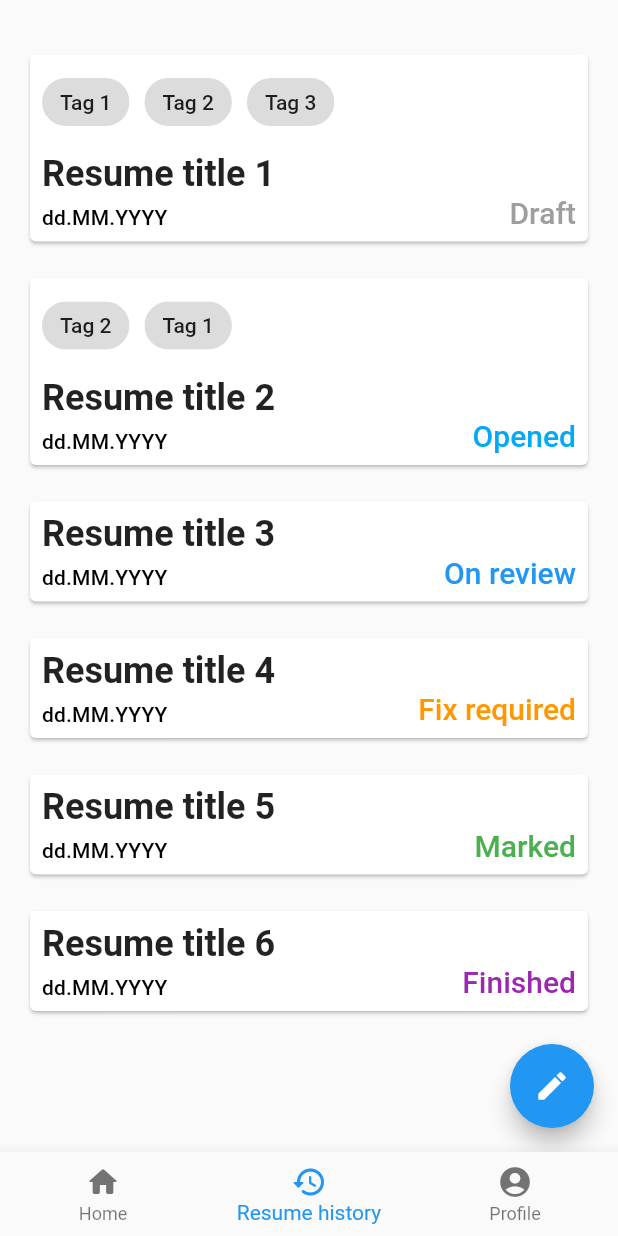
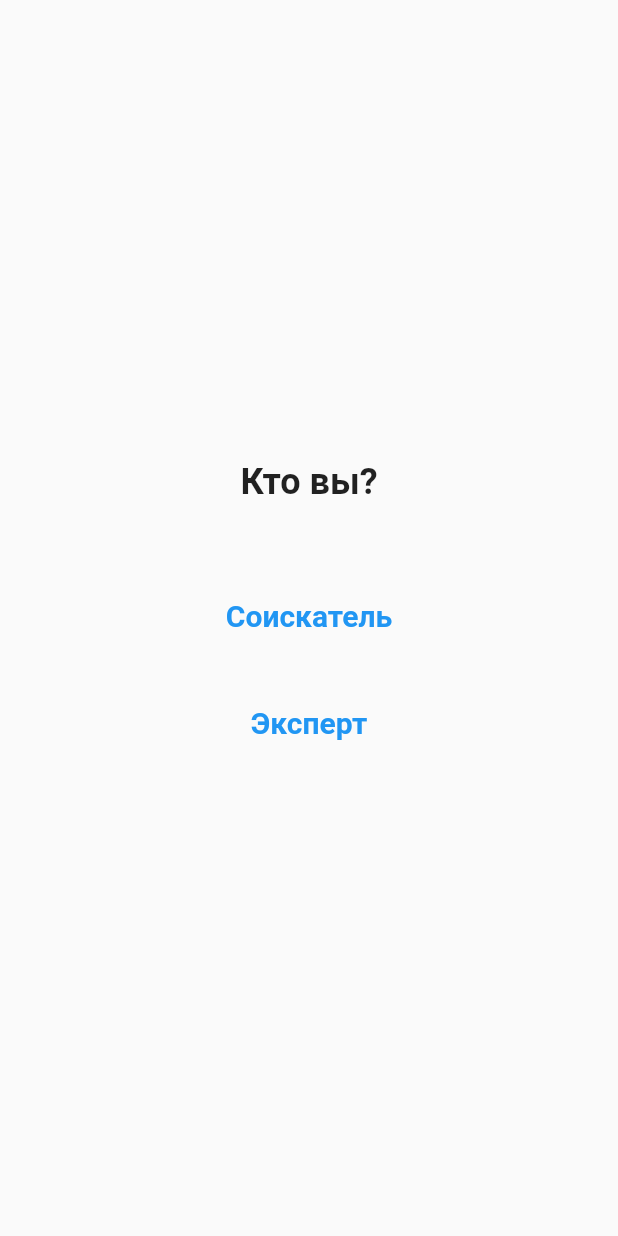
Before and after one commit to C-Viewer/CViewer, a Flutter app: the screen it shows after launch, on a phone screen of 412 x 824 dp. Run offline on Flutter 3.47's test engine with Material 2 defaults, Android fonts, the light colour scheme and no system bars; our stand-ins replace go_router.

Commit message:
[Frontend] Use GoRouter for navigation, add simple auth page

```diff
--- /dev/null
+++ b/cviewer_frontend/lib/constants/route_constants.dart
@@ -0,0 +1,24 @@
+class RoutePaths {
+  RoutePaths._();
+
+  static const auth = '/auth';
+
+  static const session = '/';
+  static const main = ':${RouteParams.userType}';
+  static const resume = 'resume/:${RouteParams.resumeId}';
+}
+
+class RouteNames {
+  RouteNames._();
+
+  static const session = 'session';
+  static const main = 'main';
+  static const resume = 'resume';
+}
+
+class RouteParams {
+  RouteParams._();
+
+  static const resumeId = 'resume_id';
+  static const userType = 'user_type';
+}
--- a/cviewer_frontend/lib/presentation/app.dart
+++ b/cviewer_frontend/lib/presentation/app.dart
@@ -1,9 +1,12 @@
+import 'package:cviewer_frontend/constants/route_constants.dart';
 import 'package:cviewer_frontend/data/repositories/mock_user_repository.dart';
-import 'package:cviewer_frontend/presentation/route_paths.dart';
-import 'package:cviewer_frontend/presentation/screens/main_screen.dart';
-import 'package:cviewer_frontend/presentation/screens/resume/applicant_resume_screen.dart';
+import 'package:cviewer_frontend/presentation/pages/auth/auth_page.dart';
+import 'package:cviewer_frontend/presentation/pages/session/main/main_page.dart';
+import 'package:cviewer_frontend/presentation/pages/session/resume/resume_page.dart';
+import 'package:cviewer_frontend/presentation/pages/session/session_page.dart';
 import 'package:cviewer_frontend/presentation/widgets/user/user_provider.dart';
 import 'package:flutter/material.dart';
+import 'package:go_router/go_router.dart';
 
 class App extends StatelessWidget {
   const App({super.key});
@@ -12,31 +15,46 @@ class App extends StatelessWidget {
   Widget build(BuildContext context) {
     return UserProvider(
       user: mockUser,
-      child: MaterialApp(
+      child: MaterialApp.router(
         title: 'CViewer',
         theme: ThemeData(
           primarySwatch: Colors.blue,
         ),
-        initialRoute: RoutePaths.main,
-        onGenerateRoute: (settings) {
-          switch (settings.name) {
-            case RoutePaths.main:
-              return MaterialPageRoute(
-                settings: settings,
-                builder: (_) => const MainScreen(),
-              );
-            case RoutePaths.applicantResume:
-              return MaterialPageRoute(
-                settings: settings,
-                builder: (_) => ApplicantResumeScreen(
-                  resumeId: settings.arguments as int,
-                ),
-              );
-            default:
-              return null;
-          }
-        },
+        routerConfig: _appRouter,
       ),
     );
   }
 }
+
+final _appRouter = GoRouter(
+  initialLocation: RoutePaths.auth,
+  routes: [
+    // Auth
+    GoRoute(
+      path: RoutePaths.auth,
+      builder: (_, __) => const AuthPage(),
+    ),
+    // Session
+    GoRoute(
+      path: RoutePaths.session,
+      name: RouteNames.session,
+      builder: (_, __) => const SessionPage(),
+      routes: [
+        // Main
+        GoRoute(
+          path: RoutePaths.main,
+          name: RouteNames.main,
+          builder: (_, __) => const MainPage(),
+        ),
+        // Resume
+        GoRoute(
+          path: RoutePaths.resume,
+          name: RouteNames.resume,
+          builder: (_, s) => ResumePage(
+            resumeId: int.parse(s.params[RouteParams.resumeId]!),
+          ),
+        ),
+      ],
+    ),
+  ],
+);
--- /dev/null
+++ b/cviewer_frontend/lib/presentation/pages/auth/auth_page.dart
@@ -0,0 +1,59 @@
+import 'package:cviewer_frontend/constants/route_constants.dart';
+import 'package:cviewer_frontend/constants/text_styles.dart';
+import 'package:flutter/material.dart';
+import 'package:go_router/go_router.dart';
+
+class AuthPage extends StatelessWidget {
+  const AuthPage({super.key});
+
+  @override
+  Widget build(BuildContext context) {
+    return Scaffold(
+      body: Column(
+        mainAxisAlignment: MainAxisAlignment.center,
+        crossAxisAlignment: CrossAxisAlignment.stretch,
+        children: [
+          // Label
+          const Text(
+            'Кто вы?',
+            textAlign: TextAlign.center,
+            style: TextStyles.titleXXL,
+          ),
+          const SizedBox(height: 40),
+          // Button
+          TextButton(
+            onPressed: () => context.replaceNamed(
+              RouteNames.main,
+              params: {
+                RouteParams.userType: 'applicant',
+              },
+            ),
+            child: const Padding(
+              padding: EdgeInsets.all(16),
+              child: Text(
+                'Соискатель',
+                style: TextStyles.titleL,
+              ),
+            ),
+          ),
+          // Button
+          TextButton(
+            onPressed: () => context.replaceNamed(
+              RouteNames.main,
+              params: {
+                RouteParams.userType: 'expert',
+              },
+            ),
+            child: const Padding(
+              padding: EdgeInsets.all(16),
+              child: Text(
+                'Эксперт',
+                style: TextStyles.titleL,
+              ),
+            ),
+          ),
+        ],
+      ),
+    );
+  }
+}
--- a/cviewer_frontend/lib/presentation/screens/home/applicant_home_screen.dart
+++ b/cviewer_frontend/lib/presentation/pages/session/main/home/home_page.dart
@@ -1,14 +1,14 @@
 import 'package:flutter/material.dart';
 
-class ApplicantHomeScreen extends StatelessWidget {
-  const ApplicantHomeScreen({super.key});
+class HomePage extends StatelessWidget {
+  const HomePage({super.key});
 
   @override
   Widget build(BuildContext context) {
     return const Scaffold(
       body: Center(
         child: Text(
-          'Home - Applicant',
+          'Home',
         ),
       ),
     );
--- a/cviewer_frontend/lib/presentation/screens/main_screen.dart
+++ b/cviewer_frontend/lib/presentation/pages/session/main/main_page.dart
@@ -1,26 +1,26 @@
-import 'package:cviewer_frontend/presentation/screens/home/applicant_home_screen.dart';
-import 'package:cviewer_frontend/presentation/screens/profile/applicant_profile_screen.dart';
-import 'package:cviewer_frontend/presentation/screens/resume/applicant_resume_history_screen.dart';
+import 'package:cviewer_frontend/presentation/pages/session/main/home/home_page.dart';
+import 'package:cviewer_frontend/presentation/pages/session/main/profile/profile_page.dart';
+import 'package:cviewer_frontend/presentation/pages/session/main/resume_history/resume_history_page.dart';
 import 'package:flutter/material.dart';
 
-class MainScreen extends StatefulWidget {
-  const MainScreen({super.key});
+class MainPage extends StatefulWidget {
+  const MainPage({super.key});
 
   @override
-  State<MainScreen> createState() => _MainScreenState();
+  State<MainPage> createState() => _MainPageState();
 }
 
-class _MainScreenState extends State<MainScreen> {
+class _MainPageState extends State<MainPage> {
   var _currentTabIndex = 1;
 
   Widget _buildTab(BuildContext context) {
     switch (_currentTabIndex) {
       case 0:
-        return const ApplicantHomeScreen();
+        return const HomePage();
       case 1:
-        return const ApplicantResumeHistoryScreen();
+        return const ResumeHistoryPage();
       default:
-        return const ApplicantProfileScreen();
+        return const ProfilePage();
     }
   }
 
--- a/cviewer_frontend/lib/presentation/screens/profile/applicant_profile_screen.dart
+++ b/cviewer_frontend/lib/presentation/pages/session/main/profile/profile_page.dart
@@ -1,8 +1,8 @@
 import 'package:cviewer_frontend/presentation/widgets/user/user_provider.dart';
 import 'package:flutter/material.dart';
 
-class ApplicantProfileScreen extends StatelessWidget {
-  const ApplicantProfileScreen({super.key});
+class ProfilePage extends StatelessWidget {
+  const ProfilePage({super.key});
 
   @override
   Widget build(BuildContext context) {
--- a/cviewer_frontend/lib/presentation/screens/resume/applicant_resume_history_screen.dart
+++ b/cviewer_frontend/lib/presentation/pages/session/main/resume_history/resume_history_page.dart
@@ -2,8 +2,8 @@ import 'package:cviewer_frontend/data/repositories/mock_resume_repository.dart';
 import 'package:cviewer_frontend/presentation/widgets/resume/resume_list.dart';
 import 'package:flutter/material.dart';
 
-class ApplicantResumeHistoryScreen extends StatelessWidget {
-  const ApplicantResumeHistoryScreen({super.key});
+class ResumeHistoryPage extends StatelessWidget {
+  const ResumeHistoryPage({super.key});
 
   @override
   Widget build(BuildContext context) {
--- a/cviewer_frontend/lib/presentation/screens/resume/applicant_resume_screen.dart
+++ b/cviewer_frontend/lib/presentation/pages/session/resume/resume_page.dart
@@ -1,11 +1,11 @@
 import 'package:cviewer_frontend/data/repositories/mock_resume_repository.dart';
 import 'package:cviewer_frontend/domain/models/resume/resume.dart';
-import 'package:cviewer_frontend/presentation/resources/text_styles.dart';
+import 'package:cviewer_frontend/constants/text_styles.dart';
 import 'package:cviewer_frontend/presentation/widgets/resume/resume_history_list.dart';
 import 'package:flutter/material.dart';
 
-class ApplicantResumeScreen extends StatelessWidget {
-  const ApplicantResumeScreen({
+class ResumePage extends StatelessWidget {
+  const ResumePage({
     super.key,
     required this.resumeId,
   });
--- a/cviewer_frontend/lib/presentation/route_paths.dart
+++ /dev/null
@@ -1,8 +0,0 @@
-class RoutePaths {
-  RoutePaths._();
-
-  static const main = '/';
-
-  static const applicantResume = '/applicant-resume';
-  static const expertResume = '/expert-resume';
-}
--- a/cviewer_frontend/lib/presentation/widgets/resume/resume_comment_tile.dart
+++ b/cviewer_frontend/lib/presentation/widgets/resume/resume_comment_tile.dart
@@ -1,5 +1,5 @@
 import 'package:cviewer_frontend/domain/models/resume/resume_comment_info.dart';
-import 'package:cviewer_frontend/presentation/resources/text_styles.dart';
+import 'package:cviewer_frontend/constants/text_styles.dart';
 import 'package:cviewer_frontend/utils/date_time_formatters.dart';
 import 'package:flutter/material.dart';
 
--- a/cviewer_frontend/lib/presentation/widgets/resume/resume_file_tile.dart
+++ b/cviewer_frontend/lib/presentation/widgets/resume/resume_file_tile.dart
@@ -1,5 +1,5 @@
 import 'package:cviewer_frontend/domain/models/resume/resume_file_info.dart';
-import 'package:cviewer_frontend/presentation/resources/text_styles.dart';
+import 'package:cviewer_frontend/constants/text_styles.dart';
 import 'package:cviewer_frontend/utils/date_time_formatters.dart';
 import 'package:flutter/material.dart';
 
--- a/cviewer_frontend/pubspec.yaml
+++ b/cviewer_frontend/pubspec.yaml
@@ -37,6 +37,7 @@ dependencies:
   cupertino_icons: ^1.0.2
 
   intl: ^0.17.0
+  go_router: ^5.1.5
 
 dev_dependencies:
   flutter_test:
```
Also changed, not shown: cviewer_frontend/lib/presentation/notifiers/user_notifier.dart (deleted, +0 -7 lines), cviewer_frontend/lib/presentation/pages/session/session_page.dart (added, +10 -0 lines), cviewer_frontend/lib/presentation/screens/home/expert_home_screen.dart (deleted, +0 -16 lines), cviewer_frontend/lib/presentation/screens/profile/expert_profile_screen.dart (deleted, +0 -16 lines), cviewer_frontend/lib/presentation/screens/resume/expert_resume_history_screen.dart (deleted, +0 -16 lines), cviewer_frontend/lib/presentation/widgets/resume/resume_tile.dart (+7 -4 lines), cviewer_frontend/lib/constants/text_styles.dart (renamed from cviewer_frontend/lib/presentation/resources/text_styles.dart), cviewer_frontend/pubspec.lock.
